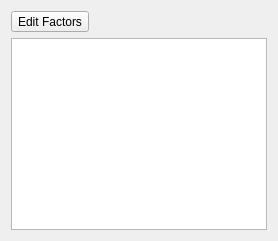
Qt form tse_analytics/views/selection/factors/factors_widget.ui (TSE-Systems/tse-analytics) before a commit.
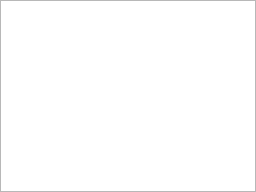
The same form after that commit. Icons and pictures are not drawn.

What changed in the file:
```diff
--- a/tse_analytics/views/selection/factors/factors_widget.ui
+++ b/tse_analytics/views/selection/factors/factors_widget.ui
@@ -4,37 +4,21 @@
  <class>FactorsWidget</class>
  <widget class="QWidget" name="FactorsWidget">
   <layout class="QVBoxLayout" name="verticalLayout">
-   <item>
-    <layout class="QHBoxLayout" name="horizontalLayout">
-     <item>
-      <widget class="QToolButton" name="toolButtonEditFactors">
-       <property name="text">
-        <string>Edit Factors</string>
-       </property>
-       <property name="icon">
-        <iconset resource="../../../../resources/resources.qrc">
-         <normaloff>:/icons/icons8-edit-16.png</normaloff>:/icons/icons8-edit-16.png</iconset>
-       </property>
-       <property name="toolButtonStyle">
-        <enum>Qt::ToolButtonTextBesideIcon</enum>
-       </property>
-      </widget>
-     </item>
-     <item>
-      <spacer name="horizontalSpacer">
-       <property name="orientation">
-        <enum>Qt::Horizontal</enum>
-       </property>
-       <property name="sizeHint" stdset="0">
-        <size>
-         <width>40</width>
-         <height>20</height>
-        </size>
-       </property>
-      </spacer>
-     </item>
-    </layout>
-   </item>
+   <property name="spacing">
+    <number>0</number>
+   </property>
+   <property name="leftMargin">
+    <number>0</number>
+   </property>
+   <property name="topMargin">
+    <number>0</number>
+   </property>
+   <property name="rightMargin">
+    <number>0</number>
+   </property>
+   <property name="bottomMargin">
+    <number>0</number>
+   </property>
    <item>
     <widget class="QTableView" name="tableView">
      <property name="editTriggers">
```
